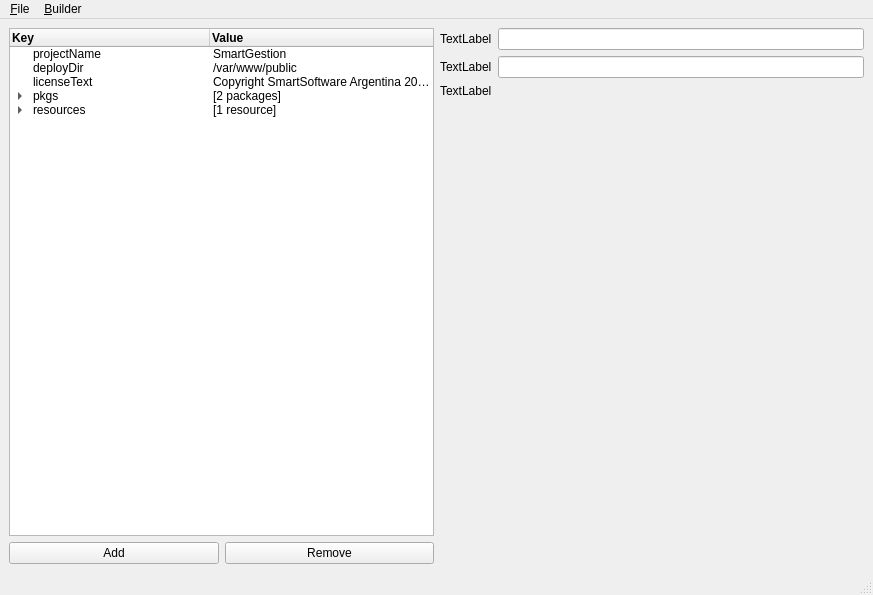
The window that jsb2mainwindow.ui (mchurichi/JSB2-GUI) describes before a commit, drawn with Qt 5.
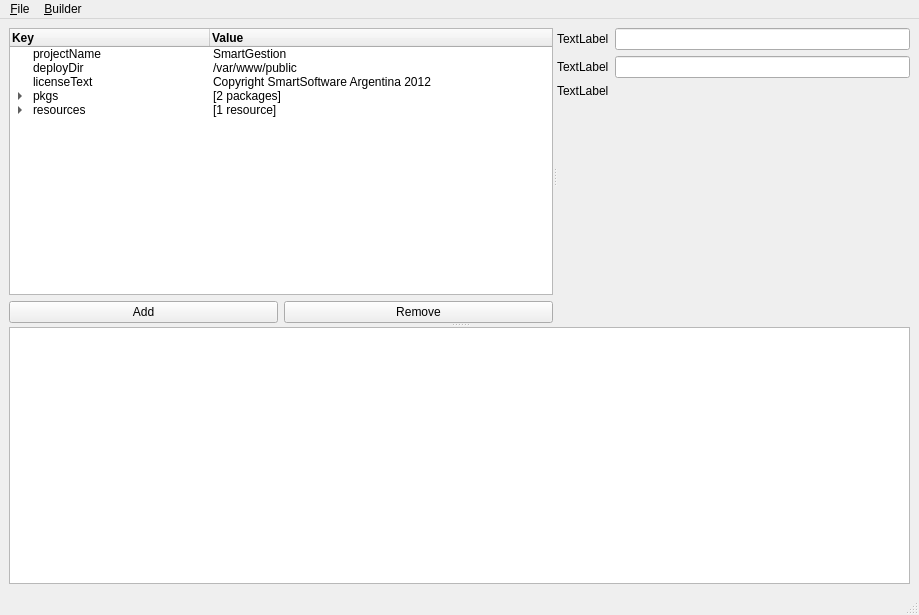
The same window after the commit.

Commit message: Added splitter and console to the ui. Some minor string format fixs

What changed in the file:
```diff
--- a/jsb2mainwindow.ui
+++ b/jsb2mainwindow.ui
@@ -6,16 +6,25 @@
    <rect>
     <x>0</x>
     <y>0</y>
-    <width>873</width>
-    <height>595</height>
+    <width>919</width>
+    <height>615</height>
    </rect>
   </property>
   <property name="windowTitle">
    <string>JSB2 GUI</string>
   </property>
   <widget class="QWidget" name="centralwidget">
-   <layout class="QHBoxLayout" name="horizontalLayout">
+   <layout class="QVBoxLayout" name="verticalLayout_2">
     <item>
+     <widget class="QSplitter" name="splitter_2">
+      <property name="orientation">
+       <enum>Qt::Vertical</enum>
+      </property>
+      <widget class="QSplitter" name="splitter">
+       <property name="orientation">
+        <enum>Qt::Horizontal</enum>
+       </property>
+       <widget class="QWidget" name="">
      <layout class="QVBoxLayout" name="verticalLayout">
       <item>
        <widget class="QTreeWidget" name="treeJSB">
@@ -295,8 +304,8 @@
        </layout>
       </item>
      </layout>
-    </item>
-    <item>
+       </widget>
+       <widget class="QWidget" name="">
      <layout class="QFormLayout" name="formLayout">
       <property name="fieldGrowthPolicy">
        <enum>QFormLayout::AllNonFixedFieldsGrow</enum>
@@ -329,6 +338,29 @@
        </widget>
       </item>
      </layout>
+       </widget>
+      </widget>
+      <widget class="QPlainTextEdit" name="plainTextEdit">
+       <property name="baseSize">
+        <size>
+         <width>0</width>
+         <height>200</height>
+        </size>
+       </property>
+       <property name="font">
+        <font>
+         <family>Consolas</family>
+         <pointsize>9</pointsize>
+        </font>
+       </property>
+       <property name="readOnly">
+        <bool>true</bool>
+       </property>
+       <property name="plainText">
+        <string/>
+       </property>
+      </widget>
+     </widget>
     </item>
    </layout>
   </widget>
@@ -337,8 +369,8 @@
     <rect>
      <x>0</x>
      <y>0</y>
-     <width>873</width>
-     <height>25</height>
+     <width>919</width>
+     <height>21</height>
     </rect>
    </property>
    <widget class="QMenu" name="menu_File">
```
Lines whose indentation alone changed are shown as unchanged. The commit also changes 7 other files.
